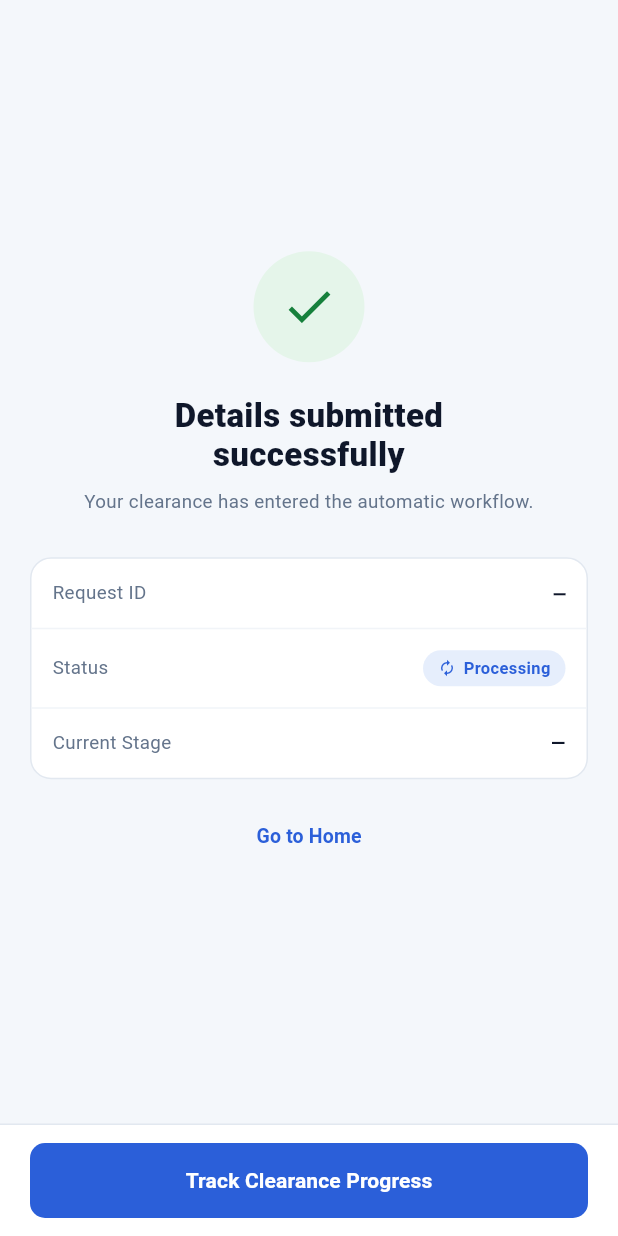
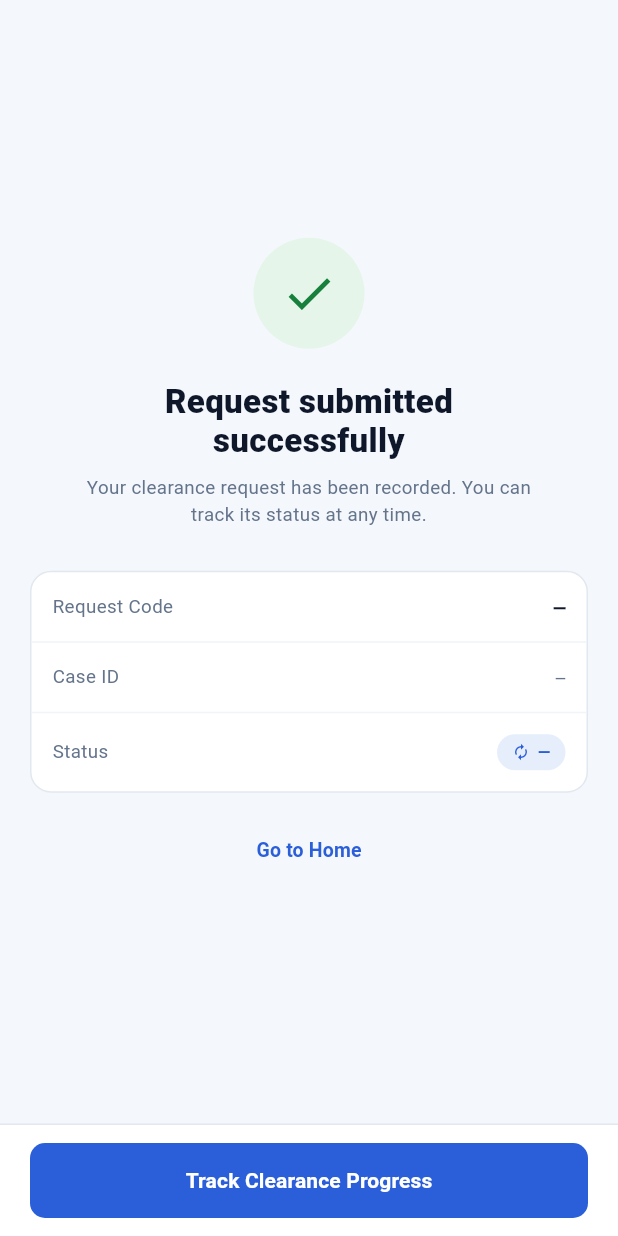
Before and after one commit to ibad-r/e-clearance-mobile, a Flutter app: the SuccessScreen screen opened by its route, on a phone screen of 412 x 824 dp. Run offline on Flutter 3.47's test engine with Material 3 defaults, Android fonts, the phone set to English and light mode, and no system bars; our stand-ins replace flutter_secure_storage; accounts and stored records are empty.

Commit message:
feat: success screen shows real case data

```diff
--- a/lib/features/clearance/screens/success_screen.dart
+++ b/lib/features/clearance/screens/success_screen.dart
@@ -1,26 +1,38 @@
 import 'package:flutter/material.dart';
 import 'package:provider/provider.dart';
 import '../../../core/app_state.dart';
+import '../../../core/date_format.dart';
 import '../../../core/routes.dart';
 import '../../../core/theme/app_theme.dart';
-import '../../../models/clearance_request.dart';
 
 class SuccessScreen extends StatelessWidget {
   const SuccessScreen({super.key});
 
-  String _statusLabel(List<DepartmentStep> steps) {
-    if (steps.isNotEmpty &&
-        steps.every((s) => s.status == StepStatus.cleared)) {
-      return 'Cleared';
+  /// Turns the backend status (for example IN_PROGRESS) into readable text.
+  String _statusLabel(String status) {
+    switch (status) {
+      case 'IN_PROGRESS':
+        return 'In Progress';
+      case 'PENDING_SUBMISSION':
+        return 'Pending Submission';
+      case 'ACTION_REQUIRED':
+        return 'Action Required';
+      case 'AWAITING_APPROVAL':
+        return 'Awaiting Approval';
+      case 'RETURNED_FOR_CORRECTION':
+        return 'Returned for Correction';
+      case 'COMPLETED':
+        return 'Completed';
+      case 'CANCELLED':
+        return 'Cancelled';
+      default:
+        return status.isEmpty ? '—' : status.replaceAll('_', ' ');
     }
-    return 'Processing';
   }
 
   @override
   Widget build(BuildContext context) {
     final request = context.watch<AppState>().activeRequest;
-    final steps = request?.steps ?? const <DepartmentStep>[];
-    final current = request?.currentStep;
 
     // The user cannot go back to the Review screen after submitting.
     return PopScope(
@@ -47,7 +59,7 @@ class SuccessScreen extends StatelessWidget {
                   const Padding(
                     padding: EdgeInsets.symmetric(horizontal: 36),
                     child: Text(
-                      'Details submitted successfully',
+                      'Request submitted successfully',
                       textAlign: TextAlign.center,
                       style: TextStyle(
                         fontSize: 22,
@@ -61,7 +73,8 @@ class SuccessScreen extends StatelessWidget {
                   const Padding(
                     padding: EdgeInsets.symmetric(horizontal: 36),
                     child: Text(
-                      'Your clearance has entered the automatic workflow.',
+                      'Your clearance request has been recorded. You can '
+                          'track its status at any time.',
                       textAlign: TextAlign.center,
                       style: TextStyle(
                           fontSize: 12.5,
@@ -80,7 +93,7 @@ class SuccessScreen extends StatelessWidget {
                     child: Column(
                       children: [
                         _InfoRow(
-                          label: 'Request ID',
+                          label: 'Request Code',
                           child: Text(
                             request?.id ?? '—',
                             style: const TextStyle(
@@ -91,22 +104,33 @@ class SuccessScreen extends StatelessWidget {
                             ),
                           ),
                         ),
-                        const Divider(
-                            height: 1,
-                            thickness: 1,
-                            color: Color(0xFFF1F4F8)),
+                        const _Divider(),
+                        _InfoRow(
+                          label: 'Case ID',
+                          child: Flexible(
+                            child: Text(
+                              request?.caseId ?? '—',
+                              textAlign: TextAlign.right,
+                              style: const TextStyle(
+                                fontFamily: 'monospace',
+                                fontSize: 10.5,
+                                color: AppTheme.textMuted,
+                              ),
+                            ),
+                          ),
+                        ),
+                        const _Divider(),
                         _InfoRow(
                           label: 'Status',
-                          child: _StatusBadge(_statusLabel(steps)),
+                          child: _StatusBadge(
+                              _statusLabel(request?.status ?? '')),
                         ),
-                        const Divider(
-                            height: 1,
-                            thickness: 1,
-                            color: Color(0xFFF1F4F8)),
+                        if (request?.submittedAt != null) ...[
+                          const _Divider(),
                           _InfoRow(
-                          label: 'Current Stage',
+                            label: 'Submitted',
                             child: Text(
-                            current?.department ?? '—',
+                              formatDateTime(request!.submittedAt!),
                               style: const TextStyle(
                                 fontSize: 12.5,
                                 fontWeight: FontWeight.w700,
@@ -114,6 +138,7 @@ class SuccessScreen extends StatelessWidget {
                               ),
                             ),
                           ),
+                        ],
                       ],
                     ),
                   ),
@@ -171,6 +196,14 @@ class SuccessScreen extends StatelessWidget {
   }
 }
 
+class _Divider extends StatelessWidget {
+  const _Divider();
+
+  @override
+  Widget build(BuildContext context) =>
+      const Divider(height: 1, thickness: 1, color: Color(0xFFF1F4F8));
+}
+
 class _InfoRow extends StatelessWidget {
   final String label;
   final Widget child;
@@ -187,6 +220,7 @@ class _InfoRow extends StatelessWidget {
           style:
           const TextStyle(fontSize: 12.5, color: AppTheme.textMuted),
         ),
+        const SizedBox(width: 16),
         child,
       ],
     ),
```
Lines whose indentation alone changed are shown as unchanged.
